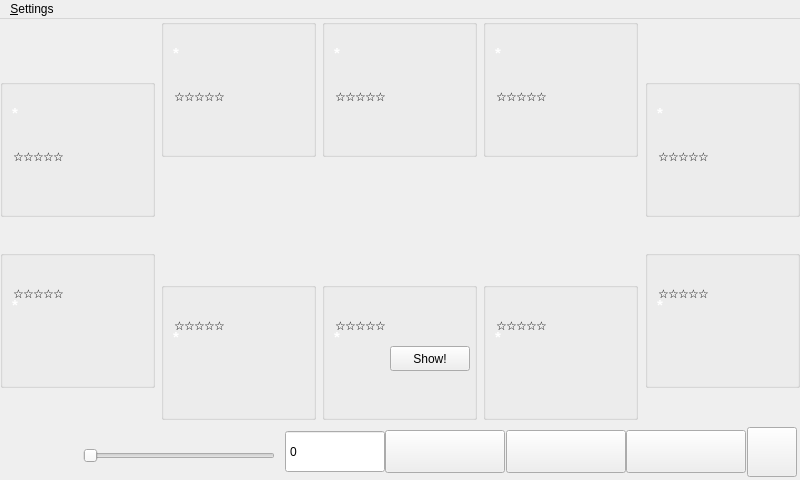
Before: the Qt Designer form src/gui/qt/gui_800x480/gametable_800x480.ui in pokerth/pokerth, drawn with Qt 5.
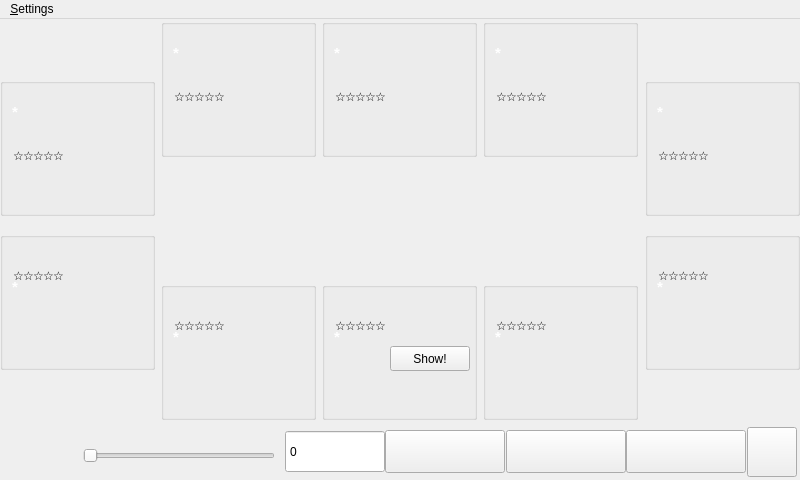
After: the same form once the commit is applied. Icons and pictures are not drawn. Custom widgets are drawn as their Qt base class.

Commit message: some gui modifications for mobile platform in general and maemo in particular

The edit to the form file:
```diff
--- a/src/gui/qt/gui_800x480/gametable_800x480.ui
+++ b/src/gui/qt/gui_800x480/gametable_800x480.ui
@@ -56,6 +56,19 @@
       <property name="spacing">
        <number>0</number>
       </property>
+      <item>
+       <spacer name="verticalSpacer_11">
+        <property name="orientation">
+         <enum>Qt::Vertical</enum>
+        </property>
+        <property name="sizeHint" stdset="0">
+         <size>
+          <width>20</width>
+          <height>13</height>
+         </size>
+        </property>
+       </spacer>
+      </item>
       <item>
        <layout class="QHBoxLayout" name="horizontalLayout_10">
         <property name="spacing">
@@ -71,7 +84,7 @@
          <number>5</number>
         </property>
         <item>
-         <widget class="QLabel" name="label_handNumber">
+         <widget class="QLabel" name="label_gameNumber">
           <property name="minimumSize">
            <size>
             <width>60</width>
@@ -79,7 +92,7 @@
            </size>
           </property>
           <property name="styleSheet">
-           <string notr="true">QObject {font: bold 20px}</string>
+           <string notr="true">QLabel {font: bold 20px}</string>
           </property>
           <property name="alignment">
            <set>Qt::AlignRight|Qt::AlignTrailing|Qt::AlignVCenter</set>
@@ -87,7 +100,7 @@
          </widget>
         </item>
         <item>
-         <widget class="QLabel" name="label_handNumberValue">
+         <widget class="QLabel" name="label_gameNumberValue">
           <property name="minimumSize">
            <size>
             <width>60</width>
@@ -95,7 +108,7 @@
            </size>
           </property>
           <property name="styleSheet">
-           <string notr="true">QObject {font: bold 20px}</string>
+           <string notr="true">QLabel {font: bold 20px}</string>
           </property>
           <property name="text">
            <string/>
@@ -115,7 +128,7 @@
         <property name="sizeHint" stdset="0">
          <size>
           <width>20</width>
-          <height>17</height>
+          <height>13</height>
          </size>
         </property>
        </spacer>
@@ -803,6 +816,42 @@
         </widget>
        </widget>
       </item>
+      <item>
+       <spacer name="verticalSpacer_9">
+        <property name="orientation">
+         <enum>Qt::Vertical</enum>
+        </property>
+        <property name="sizeHint" stdset="0">
+         <size>
+          <width>20</width>
+          <height>13</height>
+         </size>
+        </property>
+       </spacer>
+      </item>
+      <item>
+       <layout class="QHBoxLayout" name="horizontalLayout">
+        <item>
+         <widget class="QLabel" name="label_spacer_left">
+          <property name="minimumSize">
+           <size>
+            <width>0</width>
+            <height>19</height>
+           </size>
+          </property>
+          <property name="maximumSize">
+           <size>
+            <width>16777215</width>
+            <height>19</height>
+           </size>
+          </property>
+          <property name="text">
+           <string/>
+          </property>
+         </widget>
+        </item>
+       </layout>
+      </item>
       <item>
        <spacer name="verticalSpacer_4">
         <property name="orientation">
@@ -811,7 +860,7 @@
         <property name="sizeHint" stdset="0">
          <size>
           <width>20</width>
-          <height>18</height>
+          <height>13</height>
          </size>
         </property>
        </spacer>
@@ -1838,6 +1887,19 @@
       <property name="spacing">
        <number>0</number>
       </property>
+      <item>
+       <spacer name="verticalSpacer_13">
+        <property name="orientation">
+         <enum>Qt::Vertical</enum>
+        </property>
+        <property name="sizeHint" stdset="0">
+         <size>
+          <width>20</width>
+          <height>13</height>
+         </size>
+        </property>
+       </spacer>
+      </item>
       <item>
        <layout class="QHBoxLayout" name="horizontalLayout_11">
         <property name="spacing">
@@ -1853,7 +1915,7 @@
          <number>5</number>
         </property>
         <item>
-         <widget class="QLabel" name="label_gameNumber">
+         <widget class="QLabel" name="label_handNumber">
           <property name="minimumSize">
            <size>
             <width>60</width>
@@ -1861,7 +1923,7 @@
            </size>
           </property>
           <property name="styleSheet">
-           <string notr="true">QLabel {font: bold 20px}</string>
+           <string notr="true">QObject {font: bold 20px}</string>
           </property>
           <property name="alignment">
            <set>Qt::AlignRight|Qt::AlignTrailing|Qt::AlignVCenter</set>
@@ -1869,7 +1931,7 @@
          </widget>
         </item>
         <item>
-         <widget class="QLabel" name="label_gameNumberValue">
+         <widget class="QLabel" name="label_handNumberValue">
           <property name="minimumSize">
            <size>
             <width>60</width>
@@ -1877,7 +1939,7 @@
            </size>
           </property>
           <property name="styleSheet">
-           <string notr="true">QLabel {font: bold 20px}</string>
+           <string notr="true">QObject {font: bold 20px}</string>
           </property>
           <property name="text">
            <string/>
@@ -2245,7 +2307,7 @@
         <property name="sizeHint" stdset="0">
          <size>
           <width>20</width>
-          <height>28</height>
+          <height>13</height>
          </size>
         </property>
        </spacer>
@@ -2585,6 +2647,42 @@
         </widget>
        </widget>
       </item>
+      <item>
+       <spacer name="verticalSpacer_12">
+        <property name="orientation">
+         <enum>Qt::Vertical</enum>
+        </property>
+        <property name="sizeHint" stdset="0">
+         <size>
+          <width>20</width>
+          <height>13</height>
+         </size>
+        </property>
+       </spacer>
+      </item>
+      <item>
+       <layout class="QHBoxLayout" name="horizontalLayout_2">
+        <item>
+         <widget class="QLabel" name="label_spacer_right">
+          <property name="minimumSize">
+           <size>
+            <width>0</width>
+            <height>19</height>
+           </size>
+          </property>
+          <property name="maximumSize">
+           <size>
+            <width>16777215</width>
+            <height>19</height>
+           </size>
+          </property>
+          <property name="text">
+           <string/>
+          </property>
+         </widget>
+        </item>
+       </layout>
+      </item>
       <item>
        <spacer name="verticalSpacer_7">
         <property name="orientation">
@@ -2593,7 +2691,7 @@
         <property name="sizeHint" stdset="0">
          <size>
           <width>20</width>
-          <height>18</height>
+          <height>13</height>
          </size>
         </property>
        </spacer>
```
Left out of the diff: 2 changed lines with no effect on the pictures. The commit also changes 4 other files.
